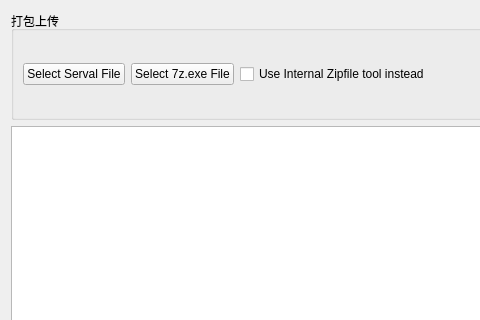
generalized-intelligence/TeguAnnotation, file src/UI_instance/UI_Model/zippanel.ui: the form before one commit; both pictures show x 0 to 480 and y 0 to 320 of the 1016 by 684 pixel window.
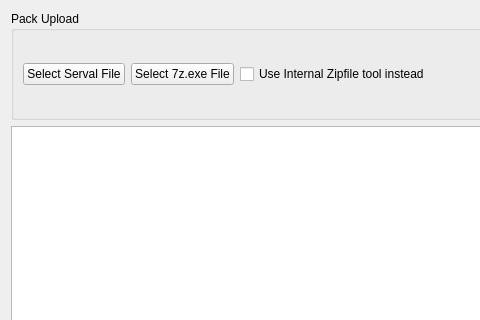
The form after the commit.

Patch:
```diff
--- a/src/UI_instance/UI_Model/zippanel.ui
+++ b/src/UI_instance/UI_Model/zippanel.ui
@@ -17,7 +17,7 @@
    <item>
     <widget class="QGroupBox" name="groupBtn">
      <property name="title">
-      <string>打包上传</string>
+      <string>Pack Upload</string>
      </property>
      <layout class="QHBoxLayout" name="horizontalLayout">
       <item>
```
